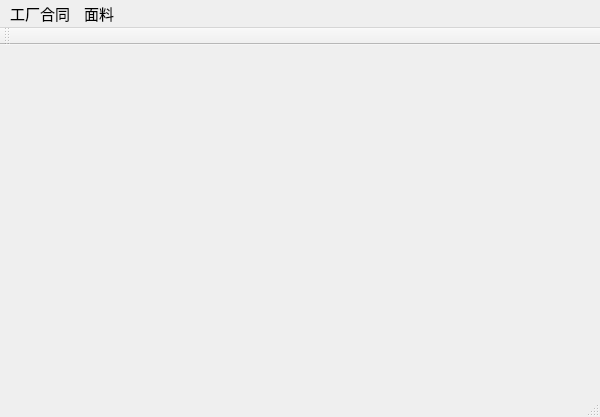
Above: mainwindow.ui from xujunmingbest/TuYuErp before the change. Below: the same form after it.
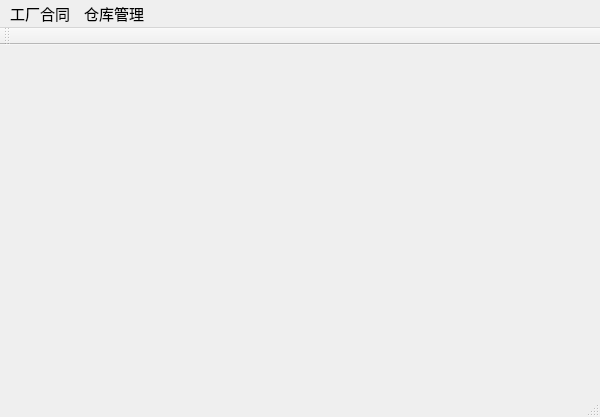
That is the form after the change.

```diff
--- a/mainwindow.ui
+++ b/mainwindow.ui
@@ -38,18 +38,18 @@
      <string>工厂合同</string>
     </property>
    </widget>
-   <widget class="QMenu" name="menu_2">
+   <widget class="QMenu" name="menu_cangku">
     <property name="font">
      <font>
       <pointsize>11</pointsize>
      </font>
     </property>
     <property name="title">
-     <string>面料</string>
+     <string>仓库管理</string>
     </property>
    </widget>
    <addaction name="menu"/>
-   <addaction name="menu_2"/>
+   <addaction name="menu_cangku"/>
   </widget>
   <widget class="QToolBar" name="mainToolBar">
    <attribute name="toolBarArea">
```
